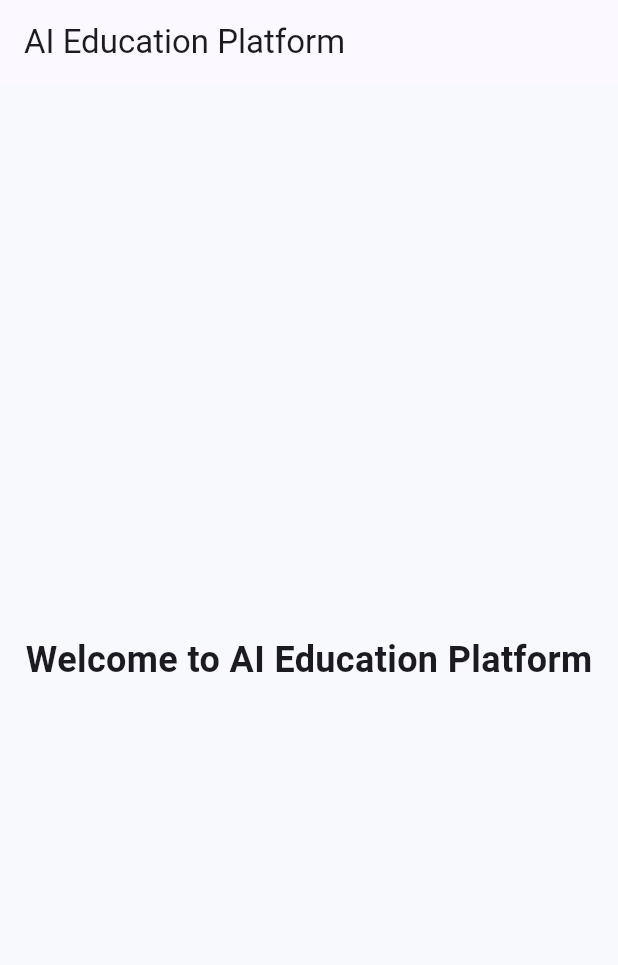
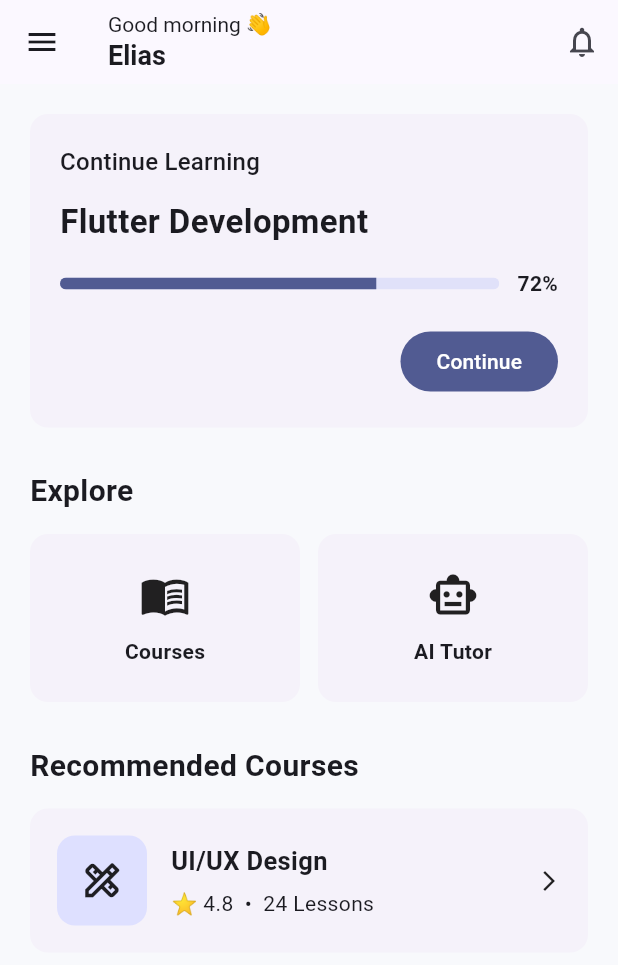
Before and after one commit to eliasmarga50-png/ai-education-interface, a Flutter app: the screen it shows after launch, on a phone screen of 412 x 824 dp. Shown: the top 965 px of the screen. Run offline on Flutter 3.47's test engine with Material 3 defaults, Android fonts, the phone set to English and light mode, and no system bars.

Commit message:
build the student home dashboard

```diff
--- /dev/null
+++ b/lib/features/home/screens/home_screen.dart
@@ -0,0 +1,266 @@
+import 'package:flutter/material.dart';
+
+class HomeScreen extends StatelessWidget {
+  const HomeScreen({super.key});
+
+  @override
+  Widget build(BuildContext context) {
+    return Scaffold(
+      appBar: AppBar(
+        leading: IconButton(
+          onPressed: () {},
+          icon: const Icon(Icons.menu),
+        ),
+        title: const Column(
+          crossAxisAlignment: CrossAxisAlignment.start,
+          children: [
+            Text(
+              'Good morning 👋',
+              style: TextStyle(
+                fontSize: 14,
+              ),
+            ),
+            Text(
+              'Elias',
+              style: TextStyle(
+                fontSize: 18,
+                fontWeight: FontWeight.bold,
+              ),
+            ),
+          ],
+        ),
+        actions: [
+          IconButton(
+            onPressed: () {},
+            icon: const Icon(Icons.notifications_outlined),
+          ),
+        ],
+      ),
+      body: const HomeContent(),
+    );
+  }
+}
+
+class HomeContent extends StatelessWidget {
+  const HomeContent({super.key});
+
+  @override
+  Widget build(BuildContext context) {
+    return const SingleChildScrollView(
+      padding: EdgeInsets.all(20),
+      child: Column(
+        crossAxisAlignment: CrossAxisAlignment.start,
+        children: [
+          _ContinueLearningCard(),
+          SizedBox(height: 28),
+          _SectionTitle(title: 'Explore'),
+          SizedBox(height: 14),
+          _ExploreSection(),
+          SizedBox(height: 28),
+          _SectionTitle(title: 'Recommended Courses'),
+          SizedBox(height: 14),
+          _RecommendedCourseCard(),
+        ],
+      ),
+    );
+  }
+}
+
+class _SectionTitle extends StatelessWidget {
+  final String title;
+
+  const _SectionTitle({
+    required this.title,
+  });
+
+  @override
+  Widget build(BuildContext context) {
+    return Text(
+      title,
+      style: const TextStyle(
+        fontSize: 20,
+        fontWeight: FontWeight.bold,
+      ),
+    );
+  }
+}
+
+class _ContinueLearningCard extends StatelessWidget {
+  const _ContinueLearningCard();
+
+  @override
+  Widget build(BuildContext context) {
+    return Card(
+      child: Padding(
+        padding: const EdgeInsets.all(20),
+        child: Column(
+          crossAxisAlignment: CrossAxisAlignment.start,
+          children: [
+            Text(
+              'Continue Learning',
+              style: Theme.of(context).textTheme.titleMedium,
+            ),
+            const SizedBox(height: 12),
+            const Text(
+              'Flutter Development',
+              style: TextStyle(
+                fontSize: 22,
+                fontWeight: FontWeight.bold,
+              ),
+            ),
+            const SizedBox(height: 16),
+            Row(
+              children: [
+                Expanded(
+                  child: ClipRRect(
+                    borderRadius: BorderRadius.circular(10),
+                    child: const LinearProgressIndicator(
+                      value: 0.72,
+                      minHeight: 8,
+                    ),
+                  ),
+                ),
+                const SizedBox(width: 12),
+                const Text(
+                  '72%',
+                  style: TextStyle(
+                    fontWeight: FontWeight.bold,
+                  ),
+                ),
+              ],
+            ),
+            const SizedBox(height: 18),
+            Align(
+              alignment: Alignment.centerRight,
+              child: FilledButton(
+                onPressed: () {},
+                child: const Text('Continue'),
+              ),
+            ),
+          ],
+        ),
+      ),
+    );
+  }
+}
+
+class _ExploreSection extends StatelessWidget {
+  const _ExploreSection();
+
+  @override
+  Widget build(BuildContext context) {
+    return Row(
+      children: [
+        Expanded(
+          child: _ExploreCard(
+            icon: Icons.menu_book_outlined,
+            title: 'Courses',
+          ),
+        ),
+        const SizedBox(width: 12),
+        Expanded(
+          child: _ExploreCard(
+            icon: Icons.smart_toy_outlined,
+            title: 'AI Tutor',
+          ),
+        ),
+      ],
+    );
+  }
+}
+
+class _ExploreCard extends StatelessWidget {
+  final IconData icon;
+  final String title;
+
+  const _ExploreCard({
+    required this.icon,
+    required this.title,
+  });
+
+  @override
+  Widget build(BuildContext context) {
+    return Card(
+      child: InkWell(
+        onTap: () {},
+        borderRadius: BorderRadius.circular(12),
+        child: Padding(
+          padding: const EdgeInsets.symmetric(
+            vertical: 24,
+            horizontal: 12,
+          ),
+          child: Column(
+            children: [
+              Icon(
+                icon,
+                size: 34,
+              ),
+              const SizedBox(height: 10),
+              Text(
+                title,
+                style: const TextStyle(
+                  fontWeight: FontWeight.w600,
+                ),
+              ),
+            ],
+          ),
+        ),
+      ),
+    );
+  }
+}
+
+class _RecommendedCourseCard extends StatelessWidget {
+  const _RecommendedCourseCard();
+
+  @override
+  Widget build(BuildContext context) {
+    return Card(
+      child: InkWell(
+        onTap: () {},
+        borderRadius: BorderRadius.circular(12),
+        child: Padding(
+          padding: const EdgeInsets.all(18),
+          child: Row(
+            children: [
+              Container(
+                width: 60,
+                height: 60,
+                decoration: BoxDecoration(
+                  borderRadius: BorderRadius.circular(12),
+                  color: Theme.of(context)
+                      .colorScheme
+                      .primaryContainer,
+                ),
+                child: const Icon(
+                  Icons.design_services_outlined,
+                  size: 30,
+                ),
+              ),
+              const SizedBox(width: 16),
+              const Expanded(
+                child: Column(
+                  crossAxisAlignment: CrossAxisAlignment.start,
+                  children: [
+                    Text(
+                      'UI/UX Design',
+                      style: TextStyle(
+                        fontSize: 17,
+                        fontWeight: FontWeight.bold,
+                      ),
+                    ),
+                    SizedBox(height: 6),
+                    Text(
+                      '⭐ 4.8  •  24 Lessons',
+                    ),
+                  ],
+                ),
+              ),
+              const Icon(Icons.arrow_forward_ios, size: 16),
+            ],
+          ),
+        ),
+      ),
+    );
+  }
+}
--- a/lib/main.dart
+++ b/lib/main.dart
@@ -4,6 +4,7 @@
 import 'package:flutter/material.dart';
 
 import 'core/theme/app_theme.dart';
+import 'features/home/screens/home_screen.dart';
 
 void main() {
   runApp(const MyApp());
@@ -17,32 +18,8 @@ class MyApp extends StatelessWidget {
     return MaterialApp(
       debugShowCheckedModeBanner: false,
       title: 'AI Education Platform',
-
       theme: AppTheme.lightTheme,
-
       home: const HomeScreen(),
     );
   }
 }
-
-class HomeScreen extends StatelessWidget {
-  const HomeScreen({super.key});
-
-  @override
-  Widget build(BuildContext context) {
-    return Scaffold(
-      appBar: AppBar(
-        title: const Text('AI Education Platform'),
-      ),
-      body: const Center(
-        child: Text(
-          'Welcome to AI Education Platform',
-          style: TextStyle(
-            fontSize: 24,
-            fontWeight: FontWeight.bold,
-          ),
-        ),
-      ),
-    );
-  }
-}
```
